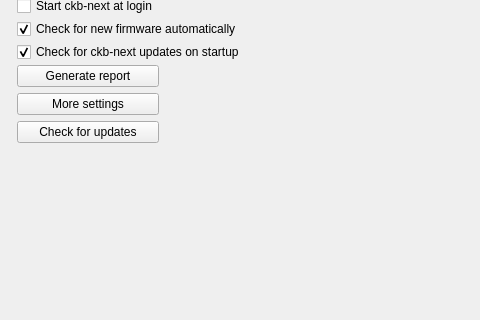
This is src/gui/settingswidget.ui in ckb-next/ckb-next as Qt 5 draws it before an edit; both pictures show x 0 to 480 and y 233 to 553 of the 827 by 654 pixel window. The edited form follows.
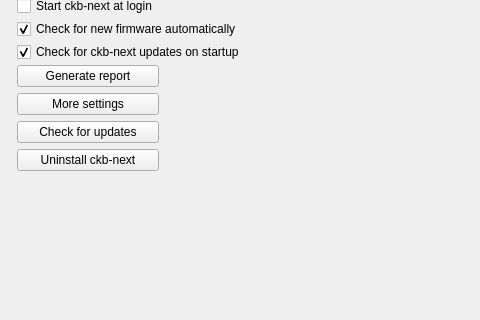
This is the edited form.

Commit message: Add uninstall button for mac to GUI

Diff of the .ui file:
```diff
--- a/src/gui/settingswidget.ui
+++ b/src/gui/settingswidget.ui
@@ -483,6 +483,13 @@
            </property>
           </widget>
          </item>
+         <item>
+          <widget class="QPushButton" name="uninstallButton">
+           <property name="text">
+            <string>Uninstall ckb-next</string>
+           </property>
+          </widget>
+         </item>
         </layout>
        </item>
        <item>
```
The commit also changes 3 other files.
